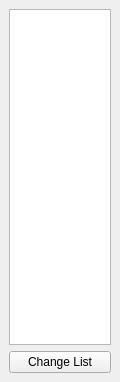
Above: src/gui/masstab_selector_qt.ui from odile9999/asan before the change. Below: the same form after it.
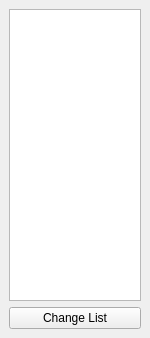
That is the form after the change.

Commit message: Fix #5. Add button "Change Mass Selector" to the analysis DockWidget.

The edit to the form file:
```diff
--- a/src/gui/masstab_selector_qt.ui
+++ b/src/gui/masstab_selector_qt.ui
@@ -6,13 +6,13 @@
    <rect>
     <x>0</x>
     <y>0</y>
-    <width>120</width>
-    <height>382</height>
+    <width>150</width>
+    <height>338</height>
    </rect>
   </property>
   <property name="minimumSize">
    <size>
-    <width>120</width>
+    <width>150</width>
     <height>300</height>
    </size>
   </property>
```
The commit also changes 6 other files.
